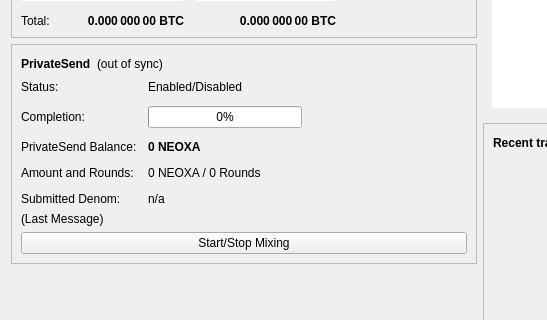
BlackRavenNetwork/BlackRaven-V2, file src/qt/forms/overviewpage.ui: the form before one commit; both pictures show x 0 to 547 and y 178 to 498 of the 960 by 585 pixel window.
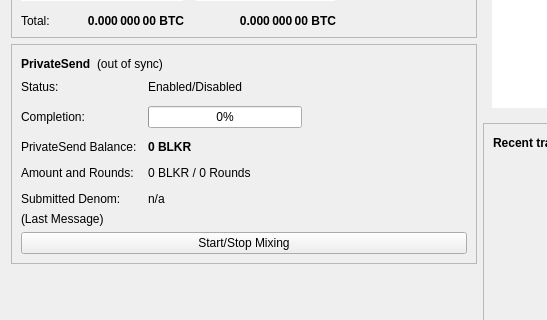
The form after the commit.

Commit message:
Scrub remaining Neoxa branding and align docs with BLKR v2.
Replace leftover neoxa strings (config, RPC help, Qt, build files),
rename consensus and unit-test symbols to blackraven*, rewrite README
for v2 economics, and add contrib/scrub-neoxa-strings.sh for future passes.

The edit to the form file:
```diff
--- a/src/qt/forms/overviewpage.ui
+++ b/src/qt/forms/overviewpage.ui
@@ -508,7 +508,7 @@
                </font>
               </property>
               <property name="text">
-               <string notr="true">0 NEOXA</string>
+               <string notr="true">0 BLKR</string>
               </property>
              </widget>
             </item>
@@ -522,7 +522,7 @@
             <item row="3" column="1">
              <widget class="QLabel" name="labelAmountRounds">
               <property name="text">
-               <string>0 NEOXA / 0 Rounds</string>
+               <string>0 BLKR / 0 Rounds</string>
               </property>
              </widget>
             </item>
```
Left out of the diff: 6 changed lines with no effect on the pictures. The commit also changes 295 other files.
